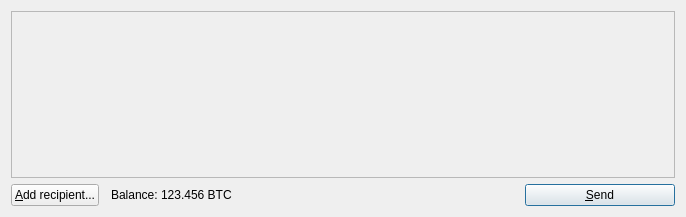
The window that src/qt/forms/sendcoinsdialog.ui (raffermeko/bitcoin) describes before a commit, drawn with Qt 5.
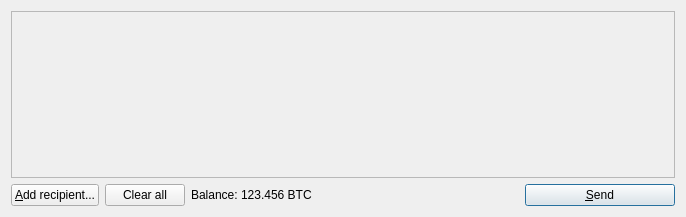
The same window after the commit. Icons and pictures are not drawn.

Commit message: Send Coins page not cleared when changing tabs. Clear all button for clearing the entries

Patch:
```diff
--- a/src/qt/forms/sendcoinsdialog.ui
+++ b/src/qt/forms/sendcoinsdialog.ui
@@ -59,7 +59,7 @@
    <item>
     <layout class="QHBoxLayout" name="horizontalLayout">
      <property name="spacing">
-      <number>12</number>
+      <number>6</number>
      </property>
      <item>
       <widget class="QPushButton" name="addButton">
@@ -75,6 +75,26 @@
        </property>
       </widget>
      </item>
+     <item>
+      <widget class="QPushButton" name="clearButton">
+       <property name="sizePolicy">
+        <sizepolicy hsizetype="Minimum" vsizetype="Fixed">
+         <horstretch>0</horstretch>
+         <verstretch>0</verstretch>
+        </sizepolicy>
+       </property>
+       <property name="text">
+        <string>Clear all</string>
+       </property>
+       <property name="icon">
+        <iconset resource="../bitcoin.qrc">
+         <normaloff>:/icons/remove</normaloff>:/icons/remove</iconset>
+       </property>
+       <property name="autoRepeatDelay">
+        <number>300</number>
+       </property>
+      </widget>
+     </item>
      <item>
       <layout class="QHBoxLayout" name="horizontalLayout_2">
        <property name="spacing">
```
Left out of the diff: 2 changed lines with no effect on the pictures. The commit also changes 2 other files.
